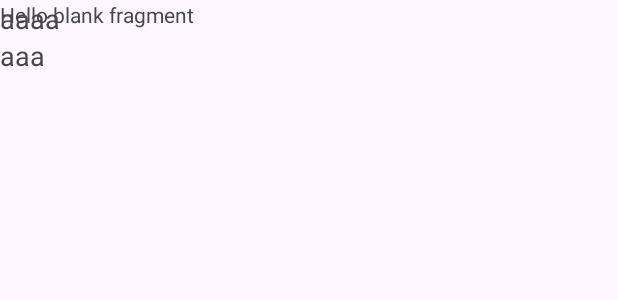
After one commit to WantedStream/PsychomeClick, an Android app: the layout fragment_simulations.xml on its own in the app's theme, with its tools: preview values and no code run, on a phone screen of 412 x 824 dp. The commit adds this screen. Shown: the top 300 px of the screen. Run offline under Robolectric (Android 15) with nearby library versions, the phone set to English and light mode, and no system bars.

Commit message:
added more stuff

```diff
--- a/Project/PsychomeClick/app/src/main/res/layout/activity_user.xml
+++ b/Project/PsychomeClick/app/src/main/res/layout/activity_user.xml
@@ -20,7 +20,11 @@
             android:layout_height="wrap_content"
             android:text="TextView"
             />
-
+        <FrameLayout
+            android:id="@+id/contentFragment"
+            android:layout_width="fill_parent"
+            android:layout_height="fill_parent"
+            android:layout_weight="1" />
         <Spinner
             android:id="@+id/spinnerTopics"
             android:layout_height="50dp"
--- /dev/null
+++ b/Project/PsychomeClick/app/src/main/res/layout/fragment_simulations.xml
@@ -0,0 +1,60 @@
+<?xml version="1.0" encoding="utf-8"?>
+<FrameLayout xmlns:android="http://schemas.android.com/apk/res/android"
+    xmlns:tools="http://schemas.android.com/tools"
+    android:layout_width="match_parent"
+    android:layout_height="match_parent"
+    tools:context=".SimulationsFragment">
+
+    <!-- TODO: Update blank fragment layout -->
+
+
+        <TextView
+            android:layout_width="match_parent"
+            android:layout_height="match_parent"
+            android:text="@string/hello_blank_fragment" />
+
+    <ScrollView
+        android:layout_height="fill_parent"
+        android:layout_width="fill_parent"
+        xmlns:android="http://schemas.android.com/apk/res/android"
+        android:scrollbars="vertical"
+        android:fadeScrollbars="false"
+        >
+
+        <LinearLayout xmlns:android="http://schemas.android.com/apk/res/android"
+            xmlns:tools="http://schemas.android.com/tools"
+            android:layout_width="match_parent"
+            android:layout_height="match_parent"
+            android:orientation="vertical">
+
+
+            <TextView
+                android:layout_width="match_parent"
+                android:layout_height="wrap_content"
+                android:id="@+id/accountnamefield"
+                android:textSize="18sp"
+                android:layout_centerVertical="true"
+                android:layout_centerHorizontal="true"
+                android:text="aaaa"/>
+
+
+            <TextView
+                android:layout_width="wrap_content"
+                android:layout_height="wrap_content"
+                android:id="@+id/recentMatchTitle"
+                android:textSize="18sp"
+                android:layout_centerVertical="true"
+                android:layout_alignParentLeft="true"
+                android:layout_alignParentStart="true"
+                android:text="aaa"/>
+
+
+
+        </LinearLayout>
+
+    </ScrollView>
+
+
+
+
+</FrameLayout>
--- a/Project/PsychomeClick/app/src/main/res/values/strings.xml
+++ b/Project/PsychomeClick/app/src/main/res/values/strings.xml
@@ -1,3 +1,5 @@
 <resources>
     <string name="app_name">PsychomeClick</string>
+    <!-- TODO: Remove or change this placeholder text -->
+    <string name="hello_blank_fragment">Hello blank fragment</string>
 </resources>
```
Also changed, not shown: Project/PsychomeClick/app/build.gradle (+7 -0 lines), Project/PsychomeClick/app/src/main/java/com/example/psychomeclick/ScreenContentFragment.java (added, +64 -0 lines), Project/PsychomeClick/app/src/main/java/com/example/psychomeclick/SimulationsFragment.java (added, +64 -0 lines), Project/PsychomeClick/app/src/main/java/com/example/psychomeclick/UserActivity.java (+9 -0 lines), Project/PsychomeClick/app/src/main/res/layout/fragment_screen_content.xml (added, +14 -0 lines).
